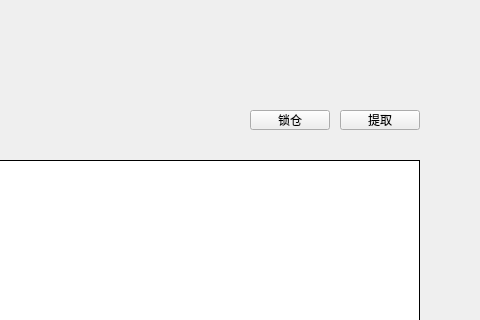
Before: the Qt Designer form LNKWallet/guard/LockContractPage.ui in HcashOrg/hx-indicator, drawn with Qt 5; both pictures show x 290 to 770 and y 0 to 320 of the 770 by 510 pixel window.
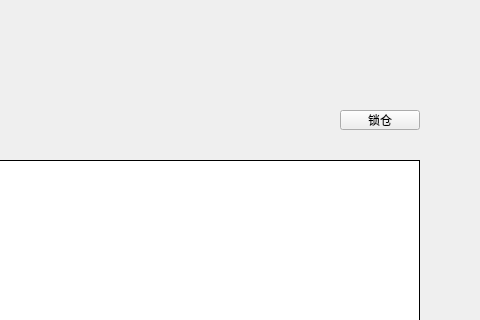
After: the same form once the commit is applied.

```diff
--- a/LNKWallet/guard/LockContractPage.ui
+++ b/LNKWallet/guard/LockContractPage.ui
@@ -42,36 +42,6 @@
     <set>Qt::AlignLeading|Qt::AlignLeft|Qt::AlignVCenter</set>
    </property>
   </widget>
-  <widget class="QToolButton" name="withdrawBtn">
-   <property name="geometry">
-    <rect>
-     <x>630</x>
-     <y>110</y>
-     <width>80</width>
-     <height>20</height>
-    </rect>
-   </property>
-   <property name="font">
-    <font>
-     <family>微软雅黑</family>
-     <weight>50</weight>
-     <italic>false</italic>
-     <bold>false</bold>
-    </font>
-   </property>
-   <property name="cursor">
-    <cursorShape>PointingHandCursor</cursorShape>
-   </property>
-   <property name="focusPolicy">
-    <enum>Qt::NoFocus</enum>
-   </property>
-   <property name="styleSheet">
-    <string notr="true"/>
-   </property>
-   <property name="text">
-    <string>提取</string>
-   </property>
-  </widget>
   <widget class="QComboBox" name="accountComboBox">
    <property name="geometry">
     <rect>
@@ -184,7 +154,7 @@
   <widget class="QToolButton" name="lockBtn">
    <property name="geometry">
     <rect>
-     <x>540</x>
+     <x>630</x>
      <y>110</y>
      <width>80</width>
      <height>20</height>
```
